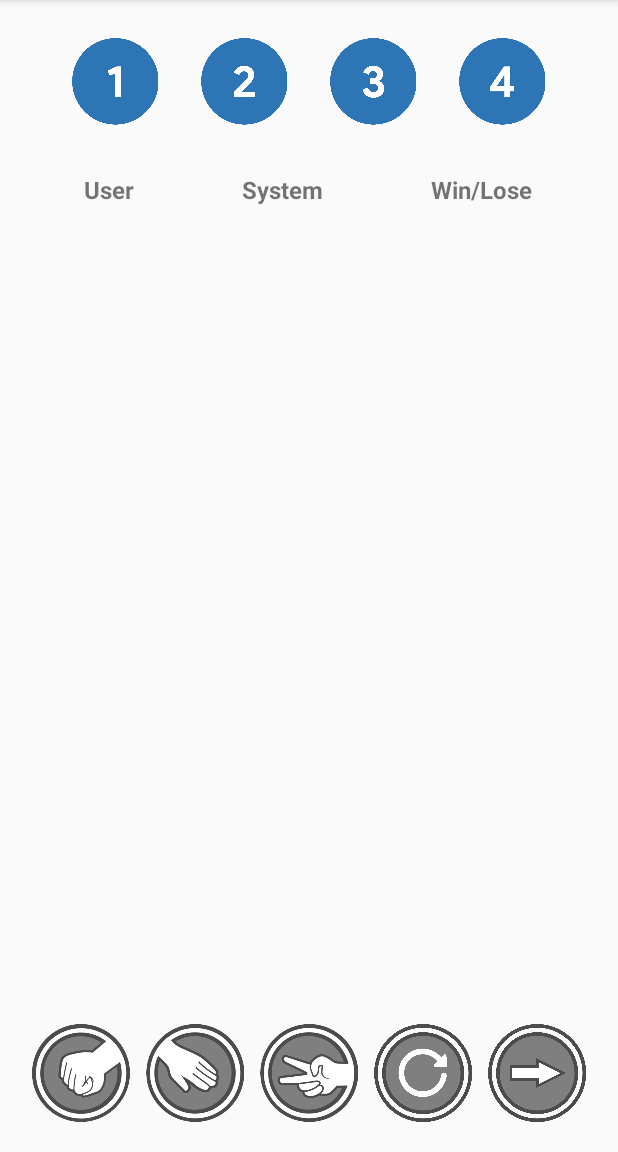
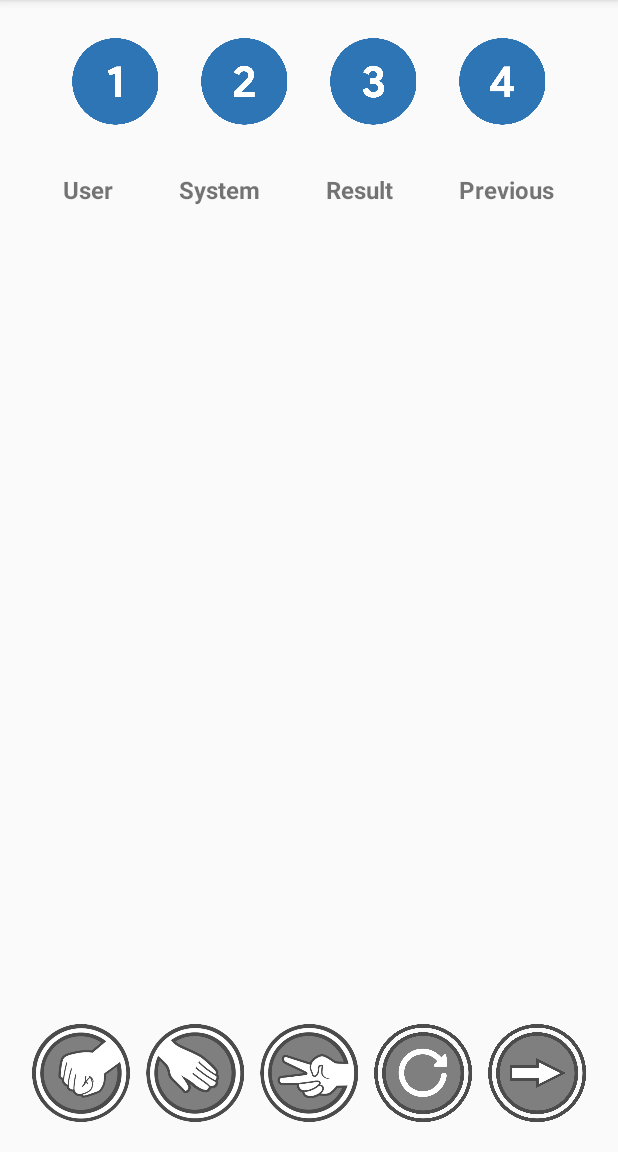
Before and after one commit to 123biswash/RockPaperScissors, an Android app: the screen it shows after launch (MainActivity), on a phone screen of 412 x 824 dp, the part 84-1236 px from its top. Run offline under Robolectric (Android 15) with nearby library versions, the phone set to English and light mode, and no system bars.

Commit message:
Added previous column in layout.

```diff
--- a/app/src/main/java/com/techexchange/mobileapps/theory/Activity2.java
+++ b/app/src/main/java/com/techexchange/mobileapps/theory/Activity2.java
@@ -41,7 +41,7 @@ public class Activity2 extends AppCompatActivity {
     public void initialize(){
         userOutput.setText("User\n\n");
         systemOutput.setText("System\n\n");
-        resultOutput.setText("Win/Lose\n\n");
+        resultOutput.setText("Result\n\n");
     }
 
     public void checkButton(){
--- a/app/src/main/java/com/techexchange/mobileapps/theory/MainActivity.java
+++ b/app/src/main/java/com/techexchange/mobileapps/theory/MainActivity.java
@@ -16,6 +16,7 @@ public class MainActivity extends AppCompatActivity {
     public TextView userOutput;
     public TextView systemOutput;
     public TextView resultOutput;
+    public TextView previousOutput;
 
     public ImageButton btnClickOne;
     public ImageButton btnClickTwo;
@@ -33,6 +34,7 @@ public class MainActivity extends AppCompatActivity {
         userOutput = findViewById(R.id.textId1);
         systemOutput = findViewById(R.id.textId2);
         resultOutput = findViewById(R.id.textId3);
+        previousOutput = findViewById(R.id.textId4);
         initialize();
         checkButton();
     }
@@ -40,7 +42,8 @@ public class MainActivity extends AppCompatActivity {
     public void initialize(){
         userOutput.setText("User\n\n");
         systemOutput.setText("System\n\n");
-        resultOutput.setText("Win/Lose\n\n");
+        resultOutput.setText("Result\n\n");
+        previousOutput.setText("Previous\n\n");
     }
 
     public void checkButton(){
@@ -101,21 +104,26 @@ public class MainActivity extends AppCompatActivity {
             userOutput.append("\nRock");
             systemOutput.append("\nPaper");
             resultOutput.append("\nLose");
+            previousOutput.append("\n0");
+
         }else if(current==1){
             current=3;
             userOutput.append("\nRock");
             systemOutput.append("\nRock");
             resultOutput.append("\nDraw");
+            previousOutput.append("\n0");
         }else if(current==3){
             current=2;
             userOutput.append("\nRock");
             systemOutput.append("\nPaper");
             resultOutput.append("\nLose");
+            previousOutput.append("\n0");
         }else{
             current=3;
             userOutput.append("\nRock");
             systemOutput.append("\nScissors");
             resultOutput.append("\nWin");
+            previousOutput.append("\n0");
         }
     }
     public void playGameP(View view){
@@ -124,21 +132,25 @@ public class MainActivity extends AppCompatActivity {
             userOutput.append("\nPaper");
             systemOutput.append("\nPaper");
             resultOutput.append("\nDraw");
+            previousOutput.append("\n0");
         }else if(current==1){
             current=3;
             userOutput.append("\nPaper");
             systemOutput.append("\nRock");
             resultOutput.append("\nWin");
+            previousOutput.append("\n0");
         }else if(current==3){
             current=4;
             userOutput.append("\nPaper");
             systemOutput.append("\nPaper");
             resultOutput.append("\nDraw");
+            previousOutput.append("\n0");
         }else{
             current=1;
             userOutput.append("\nPaper");
             systemOutput.append("\nScissors");
             resultOutput.append("\nLose");
+            previousOutput.append("\n0");
         }
 
     }
@@ -148,21 +160,25 @@ public class MainActivity extends AppCompatActivity {
             userOutput.append("\nScissors");
             systemOutput.append("\nPaper");
             resultOutput.append("\nWin");
+            previousOutput.append("\n0");
         }else if(current==1){
             current=3;
             userOutput.append("\nScissors");
             systemOutput.append("\nRock");
             resultOutput.append("\nLose");
+            previousOutput.append("\n0");
         }else if(current==3){
             current=1;
             userOutput.append("\nScissors");
             systemOutput.append("\nPaper");
             resultOutput.append("\nWin");
+            previousOutput.append("\n0");
         }else{
             current=1;
             userOutput.append("\nScissors");
             systemOutput.append("\nScissors");
             resultOutput.append("\nDraw");
+            previousOutput.append("\n0");
         }
     }
     public void reset(View view) {
--- a/app/src/main/res/layout/activity_2.xml
+++ b/app/src/main/res/layout/activity_2.xml
@@ -112,7 +112,7 @@
                         android:textStyle="bold" />
 
                     <TextView
-                        android:text="Win/Lose"
+                        android:text="Result"
                         android:id="@+id/textId3"
                         android:layout_width="wrap_content"
                         android:layout_height="wrap_content"
--- a/app/src/main/res/layout/activity_main.xml
+++ b/app/src/main/res/layout/activity_main.xml
@@ -112,8 +112,19 @@
                         android:textStyle="bold" />
 
                     <TextView
-                        android:text="Win/Lose"
+                        android:text="Result"
                         android:id="@+id/textId3"
+                        android:layout_width="wrap_content"
+                        android:layout_height="wrap_content"
+                        android:scrollbars="vertical"
+                        android:layout_gravity="center"
+                        android:gravity="center"
+                        android:textSize="16sp"
+                        android:textStyle="bold" />
+
+                    <TextView
+                        android:text="Previous"
+                        android:id="@+id/textId4"
                         android:layout_width="wrap_content"
                         android:layout_height="wrap_content"
                         android:scrollbars="vertical"
```
